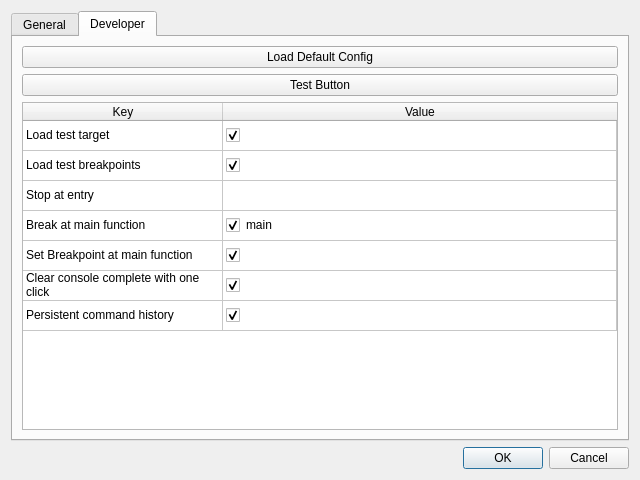
Qt form resources/designer/settingsDialog.ui (jetedonner/LLDBPyGUI) before a commit.
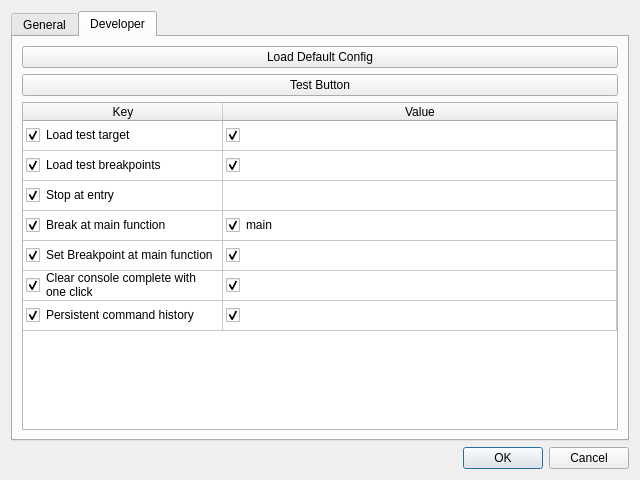
The same form after that commit. The open tabs and pages were chosen to show the change.

What changed in the file:
```diff
--- a/resources/designer/settingsDialog.ui
+++ b/resources/designer/settingsDialog.ui
@@ -555,6 +555,9 @@
           <property name="text">
            <string>Load test target</string>
           </property>
+          <property name="checkState">
+           <enum>Checked</enum>
+          </property>
           <property name="flags">
            <set>ItemIsSelectable|ItemIsUserCheckable|ItemIsEnabled</set>
           </property>
@@ -574,6 +577,9 @@
           <property name="text">
            <string>Load test breakpoints</string>
           </property>
+          <property name="checkState">
+           <enum>Checked</enum>
+          </property>
           <property name="flags">
            <set>ItemIsSelectable|ItemIsUserCheckable|ItemIsEnabled</set>
           </property>
@@ -593,6 +599,9 @@
           <property name="text">
            <string>Stop at entry</string>
           </property>
+          <property name="checkState">
+           <enum>Checked</enum>
+          </property>
          </item>
          <item row="2" column="1">
           <property name="text">
@@ -606,6 +615,9 @@
           <property name="text">
            <string>Break at main function</string>
           </property>
+          <property name="checkState">
+           <enum>Checked</enum>
+          </property>
          </item>
          <item row="3" column="1">
           <property name="text">
@@ -619,6 +631,9 @@
           <property name="text">
            <string>Set Breakpoint at main function</string>
           </property>
+          <property name="checkState">
+           <enum>Checked</enum>
+          </property>
          </item>
          <item row="4" column="1">
           <property name="text">
@@ -632,6 +647,9 @@
           <property name="text">
            <string>Clear console complete with one click</string>
           </property>
+          <property name="checkState">
+           <enum>Checked</enum>
+          </property>
          </item>
          <item row="5" column="1">
           <property name="text">
@@ -645,8 +663,14 @@
           <property name="text">
            <string>Persistent command history</string>
           </property>
+          <property name="checkState">
+           <enum>Checked</enum>
+          </property>
          </item>
          <item row="6" column="1">
+          <property name="text">
+           <string/>
+          </property>
           <property name="checkState">
            <enum>Checked</enum>
           </property>
```
Left out of the diff: 2 changed lines with no effect on the pictures.
